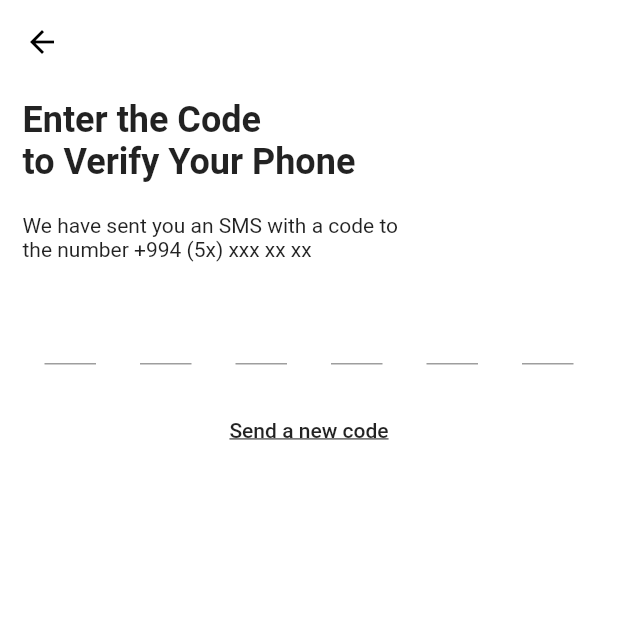
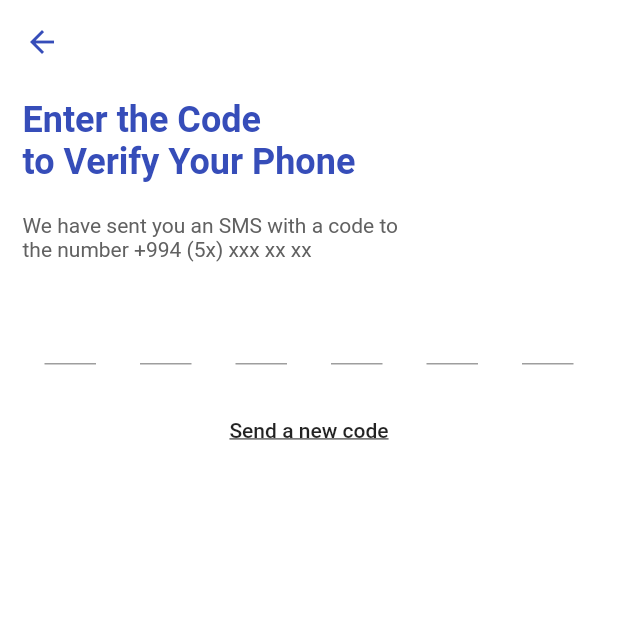
Before and after one commit to windrunner21/safer-hackathon, a Flutter app: the VerifyPhonePage screen opened directly, on a phone screen of 412 x 824 dp, the top half of it. Run offline on Flutter 3.47's test engine with Material 2 defaults, Android fonts, the phone set to English and light mode, and no system bars; our stand-ins replace google_fonts.

Commit message:
second milestone reached

```diff
--- a/lib/ui/auth-components/verify-page.dart
+++ b/lib/ui/auth-components/verify-page.dart
@@ -20,6 +20,9 @@ class _VerifyPhonePageState extends State<VerifyPhonePage> {
     return Scaffold(
       backgroundColor: Colors.white,
       appBar: AppBar(
+        iconTheme: IconThemeData(
+          color: Color(0xFF364DB9),
+        ),
         elevation: 0,
         backgroundColor: Colors.white,
       ),
@@ -30,15 +33,27 @@ class _VerifyPhonePageState extends State<VerifyPhonePage> {
           children: <Widget>[
             Text(
               'Enter the Code',
-              style: TextStyle(fontWeight: FontWeight.bold, fontSize: 24),
+              style: TextStyle(
+                  color: Color(0xFF364DB9),
+                  fontWeight: FontWeight.bold,
+                  fontSize: 24),
             ),
             Text(
               'to Verify Your Phone',
-              style: TextStyle(fontWeight: FontWeight.bold, fontSize: 24),
+              style: TextStyle(
+                  color: Color(0xFF364DB9),
+                  fontWeight: FontWeight.bold,
+                  fontSize: 24),
             ),
             SizedBox(height: 20),
-            Text('We have sent you an SMS with a code to'),
-            Text('the number +994 (5x) xxx xx xx'),
+            Text(
+              'We have sent you an SMS with a code to',
+              style: TextStyle(color: Colors.grey[700]),
+            ),
+            Text(
+              'the number +994 (5x) xxx xx xx',
+              style: TextStyle(color: Colors.grey[700]),
+            ),
             SizedBox(height: 10),
             // custom sms code entering
             Row(
@@ -51,7 +66,7 @@ class _VerifyPhonePageState extends State<VerifyPhonePage> {
                       focusNode: _focus1,
                       textAlign: TextAlign.center,
                       style: TextStyle(
-                          color: Colors.black,
+                          color: Color(0xFF364DB9),
                           fontWeight: FontWeight.w500,
                           fontSize: 30),
                       inputFormatters: [LengthLimitingTextInputFormatter(1)],
@@ -68,7 +83,7 @@ class _VerifyPhonePageState extends State<VerifyPhonePage> {
                       focusNode: _focus2,
                       textAlign: TextAlign.center,
                       style: TextStyle(
-                          color: Colors.black,
+                          color: Color(0xFF364DB9),
                           fontWeight: FontWeight.w500,
                           fontSize: 30),
                       inputFormatters: [LengthLimitingTextInputFormatter(1)],
@@ -88,7 +103,7 @@ class _VerifyPhonePageState extends State<VerifyPhonePage> {
                       focusNode: _focus3,
                       textAlign: TextAlign.center,
                       style: TextStyle(
-                          color: Colors.black,
+                          color: Color(0xFF364DB9),
                           fontWeight: FontWeight.w500,
                           fontSize: 30),
                       inputFormatters: [LengthLimitingTextInputFormatter(1)],
@@ -108,7 +123,7 @@ class _VerifyPhonePageState extends State<VerifyPhonePage> {
                       focusNode: _focus4,
                       textAlign: TextAlign.center,
                       style: TextStyle(
-                          color: Colors.black,
+                          color: Color(0xFF364DB9),
                           fontWeight: FontWeight.w500,
                           fontSize: 30),
                       inputFormatters: [LengthLimitingTextInputFormatter(1)],
@@ -128,7 +143,7 @@ class _VerifyPhonePageState extends State<VerifyPhonePage> {
                       focusNode: _focus5,
                       textAlign: TextAlign.center,
                       style: TextStyle(
-                          color: Colors.black,
+                          color: Color(0xFF364DB9),
                           fontWeight: FontWeight.w500,
                           fontSize: 30),
                       inputFormatters: [LengthLimitingTextInputFormatter(1)],
@@ -148,7 +163,7 @@ class _VerifyPhonePageState extends State<VerifyPhonePage> {
                       focusNode: _focus6,
                       textAlign: TextAlign.center,
                       style: TextStyle(
-                          color: Colors.black,
+                          color: Color(0xFF364DB9),
                           fontWeight: FontWeight.w500,
                           fontSize: 30),
                       inputFormatters: [LengthLimitingTextInputFormatter(1)],
--- a/pubspec.yaml
+++ b/pubspec.yaml
@@ -28,6 +28,8 @@ dependencies:
   # Use with the CupertinoIcons class for iOS style icons.
   cupertino_icons: ^1.0.0
   google_fonts: ^1.1.1
+  firebase_core: ^0.5.3
+  firebase_auth: ^0.18.4
 
 dev_dependencies:
   flutter_test:
```
Also changed, not shown: lib/ui/auth-components/forgot-password-page.dart (deleted, +0 -78 lines), lib/ui/auth-components/login-page.dart (+1 -35 lines), lib/ui/auth-components/signup-page.dart (+3 -23 lines), lib/ui/home-components/profile-page.dart (+71 -12 lines), pubspec.lock, 2 other files.
